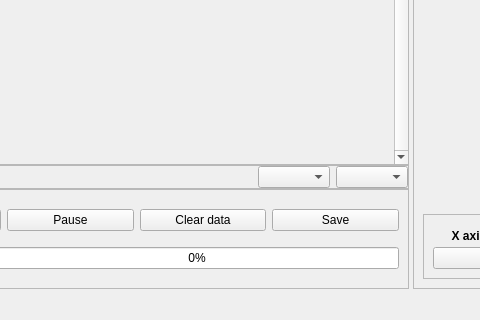
Above: autolab/core/gui/scanning/interface.ui from autolab-project/autolab before the change; both pictures show x 154 to 634 and y 430 to 750 of the 1200 by 750 pixel window. Below: the same form after it.
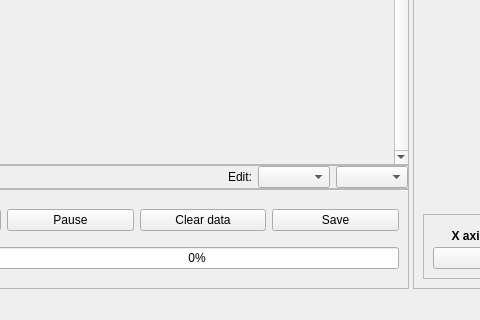
That is the form after the change.

The edit to the form file:
```diff
--- a/autolab/core/gui/scanning/interface.ui
+++ b/autolab/core/gui/scanning/interface.ui
@@ -139,6 +139,13 @@
                </property>
               </spacer>
              </item>
+             <item>
+              <widget class="QLabel" name="label_selectRecipeParameter">
+               <property name="text">
+                <string>Edit:</string>
+               </property>
+              </widget>
+             </item>
              <item>
               <widget class="QComboBox" name="selectRecipe_comboBox">
                <property name="toolTip">
```
Left out of the diff: 2 changed lines with no effect on the pictures.
